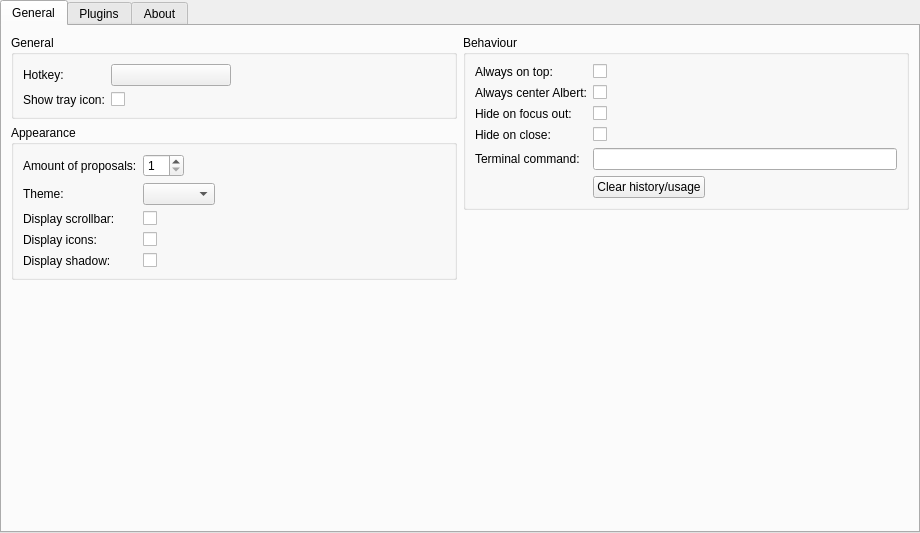
The window that src/application/src/settingswidget/settingswidget.ui (albertlauncher/albert) describes before a commit, drawn with Qt 5.
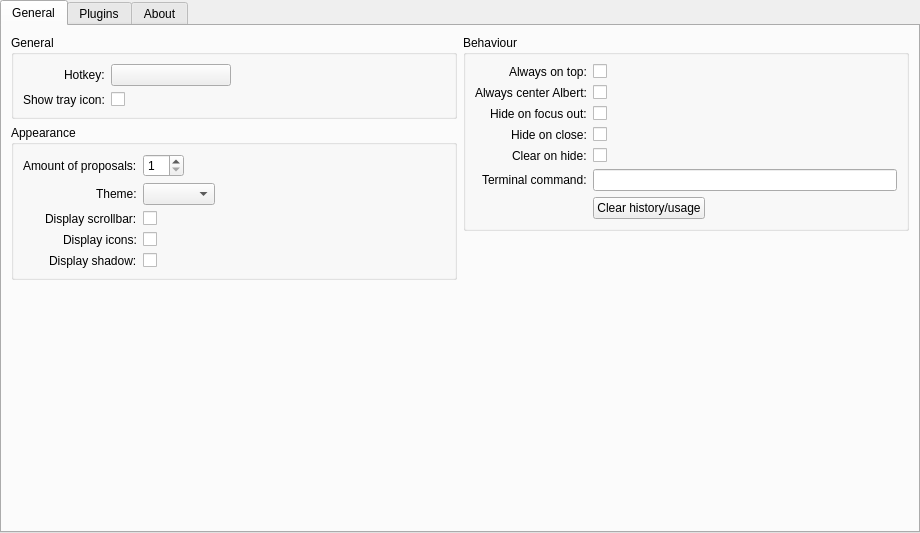
The same window after the commit. Icons and pictures are not drawn. Custom widgets are drawn as their Qt base class.

Commit message: Add clear on hide option. Closes #292.

Diff of the .ui file:
```diff
--- a/src/application/src/settingswidget/settingswidget.ui
+++ b/src/application/src/settingswidget/settingswidget.ui
@@ -56,6 +56,9 @@
             <string>General</string>
            </property>
            <layout class="QFormLayout" name="formLayout_4">
+            <property name="labelAlignment">
+             <set>Qt::AlignRight|Qt::AlignTrailing|Qt::AlignVCenter</set>
+            </property>
             <item row="0" column="1">
              <widget class="GrabKeyButton" name="grabKeyButton_hotkey">
               <property name="sizePolicy">
@@ -108,6 +111,9 @@
             <string>Appearance</string>
            </property>
            <layout class="QFormLayout" name="formLayout_2">
+            <property name="labelAlignment">
+             <set>Qt::AlignRight|Qt::AlignTrailing|Qt::AlignVCenter</set>
+            </property>
             <item row="0" column="0">
              <widget class="QLabel" name="label_proposals">
               <property name="sizePolicy">
@@ -268,6 +274,9 @@
             <string>Behaviour</string>
            </property>
            <layout class="QFormLayout" name="formLayout_3">
+            <property name="labelAlignment">
+             <set>Qt::AlignRight|Qt::AlignTrailing|Qt::AlignVCenter</set>
+            </property>
             <item row="1" column="0">
              <widget class="QLabel" name="label_onTop">
               <property name="sizePolicy">
@@ -381,13 +390,20 @@
              </widget>
             </item>
             <item row="5" column="0">
+             <widget class="QLabel" name="label_clearOnHide">
+              <property name="text">
+               <string>Clear on hide:</string>
+              </property>
+             </widget>
+            </item>
+            <item row="6" column="0">
              <widget class="QLabel" name="label_term">
               <property name="text">
                <string>Terminal command:</string>
               </property>
              </widget>
             </item>
-            <item row="5" column="1">
+            <item row="6" column="1">
              <widget class="QLineEdit" name="lineEdit_term">
               <property name="toolTip">
                <string>This is the command that is used to start
@@ -396,7 +412,7 @@
               </property>
              </widget>
             </item>
-            <item row="6" column="1">
+            <item row="7" column="1">
              <widget class="QPushButton" name="pushButton_clearCache">
               <property name="sizePolicy">
                <sizepolicy hsizetype="Maximum" vsizetype="Fixed">
@@ -409,6 +425,13 @@
               </property>
              </widget>
             </item>
+            <item row="5" column="1">
+             <widget class="QCheckBox" name="checkBox_clearOnHide">
+              <property name="text">
+               <string/>
+              </property>
+             </widget>
+            </item>
            </layout>
           </widget>
          </item>
```
The commit also changes 3 other files.
